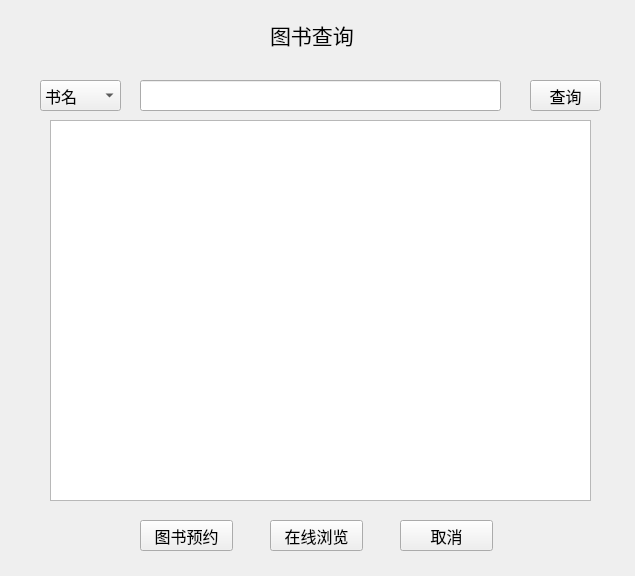
penley277/finalwork, file gui/book_search.ui: the form before one commit.
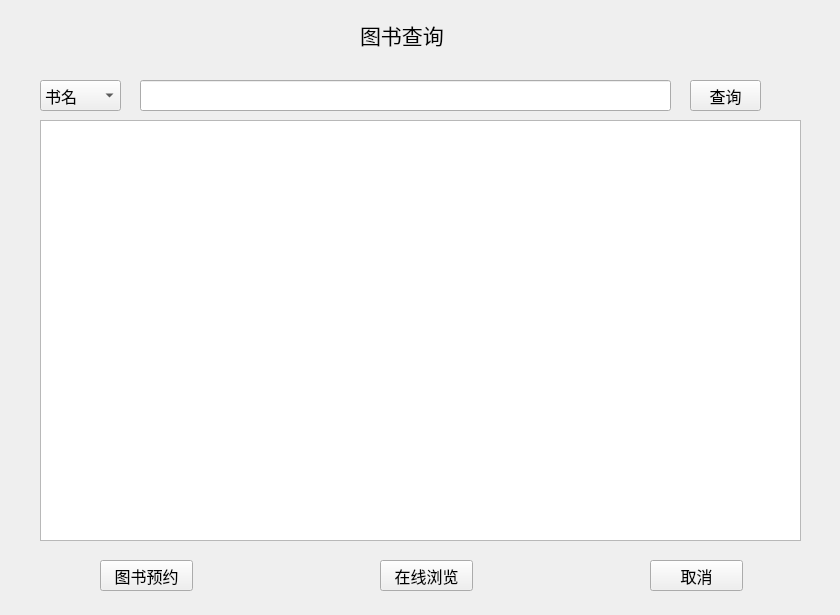
The form after the commit.

Diff of the .ui file:
```diff
--- a/gui/book_search.ui
+++ b/gui/book_search.ui
@@ -6,8 +6,8 @@
    <rect>
     <x>0</x>
     <y>0</y>
-    <width>635</width>
-    <height>576</height>
+    <width>840</width>
+    <height>615</height>
    </rect>
   </property>
   <property name="font">
@@ -22,7 +22,7 @@
   <widget class="QPushButton" name="pushButton_4">
    <property name="geometry">
     <rect>
-     <x>530</x>
+     <x>690</x>
      <y>80</y>
      <width>71</width>
      <height>31</height>
@@ -37,7 +37,7 @@
     <rect>
      <x>140</x>
      <y>80</y>
-     <width>361</width>
+     <width>531</width>
      <height>31</height>
     </rect>
    </property>
@@ -72,21 +72,11 @@
     </property>
    </item>
   </widget>
-  <widget class="QTextBrowser" name="textBrowser">
-   <property name="geometry">
-    <rect>
-     <x>50</x>
-     <y>120</y>
-     <width>541</width>
-     <height>381</height>
-    </rect>
-   </property>
-  </widget>
   <widget class="QPushButton" name="pushButton_2">
    <property name="geometry">
     <rect>
-     <x>140</x>
-     <y>520</y>
+     <x>100</x>
+     <y>560</y>
      <width>93</width>
      <height>31</height>
     </rect>
@@ -98,8 +88,8 @@
   <widget class="QPushButton" name="pushButton_3">
    <property name="geometry">
     <rect>
-     <x>270</x>
-     <y>520</y>
+     <x>380</x>
+     <y>560</y>
      <width>93</width>
      <height>31</height>
     </rect>
@@ -111,7 +101,7 @@
   <widget class="QLabel" name="label">
    <property name="geometry">
     <rect>
-     <x>270</x>
+     <x>360</x>
      <y>20</y>
      <width>131</width>
      <height>30</height>
@@ -130,8 +120,8 @@
   <widget class="QPushButton" name="pushButton">
    <property name="geometry">
     <rect>
-     <x>400</x>
-     <y>520</y>
+     <x>650</x>
+     <y>560</y>
      <width>93</width>
      <height>31</height>
     </rect>
@@ -146,6 +136,16 @@
     <string>取消</string>
    </property>
   </widget>
+  <widget class="QTableView" name="tableView">
+   <property name="geometry">
+    <rect>
+     <x>40</x>
+     <y>120</y>
+     <width>761</width>
+     <height>421</height>
+    </rect>
+   </property>
+  </widget>
  </widget>
  <resources/>
  <connections/>
```
